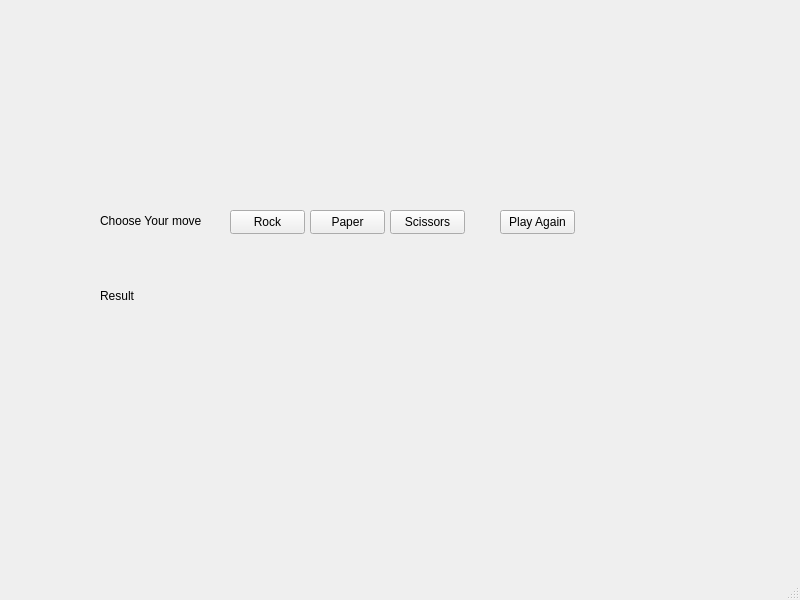
Before: the Qt Designer form mainwindow.ui in jungjinhyo/rockpaperscissors, drawn with Qt 5.
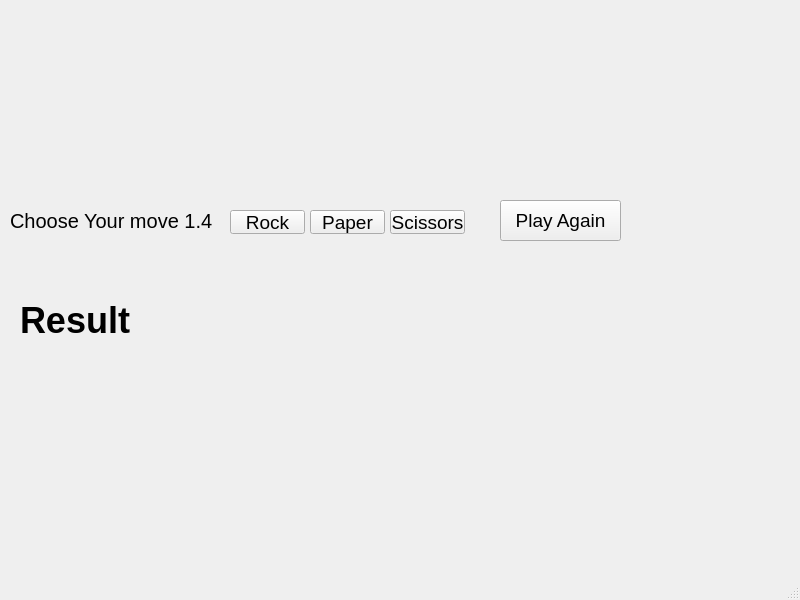
After: the same form once the commit is applied.

```diff
--- a/mainwindow.ui
+++ b/mainwindow.ui
@@ -17,14 +17,19 @@
    <widget class="QLabel" name="label">
     <property name="geometry">
      <rect>
-      <x>100</x>
-      <y>210</y>
-      <width>101</width>
-      <height>21</height>
+      <x>10</x>
+      <y>190</y>
+      <width>211</width>
+      <height>61</height>
      </rect>
     </property>
+    <property name="font">
+     <font>
+      <pointsize>15</pointsize>
+     </font>
+    </property>
     <property name="text">
-     <string>Choose Your move</string>
+     <string>Choose Your move 1.4</string>
     </property>
    </widget>
    <widget class="QPushButton" name="btnRock">
@@ -36,6 +41,11 @@
       <height>24</height>
      </rect>
     </property>
+    <property name="font">
+     <font>
+      <pointsize>14</pointsize>
+     </font>
+    </property>
     <property name="text">
      <string>Rock</string>
     </property>
@@ -49,6 +59,11 @@
       <height>24</height>
      </rect>
     </property>
+    <property name="font">
+     <font>
+      <pointsize>14</pointsize>
+     </font>
+    </property>
     <property name="text">
      <string>Paper</string>
     </property>
@@ -62,6 +77,11 @@
       <height>24</height>
      </rect>
     </property>
+    <property name="font">
+     <font>
+      <pointsize>14</pointsize>
+     </font>
+    </property>
     <property name="text">
      <string>Scissors</string>
     </property>
@@ -70,11 +90,16 @@
     <property name="geometry">
      <rect>
       <x>500</x>
-      <y>210</y>
-      <width>75</width>
-      <height>24</height>
+      <y>200</y>
+      <width>121</width>
+      <height>41</height>
      </rect>
     </property>
+    <property name="font">
+     <font>
+      <pointsize>14</pointsize>
+     </font>
+    </property>
     <property name="text">
      <string>Play Again</string>
     </property>
@@ -82,12 +107,18 @@
    <widget class="QLabel" name="lblResult">
     <property name="geometry">
      <rect>
-      <x>100</x>
-      <y>250</y>
-      <width>481</width>
-      <height>91</height>
+      <x>20</x>
+      <y>240</y>
+      <width>641</width>
+      <height>161</height>
      </rect>
     </property>
+    <property name="font">
+     <font>
+      <pointsize>27</pointsize>
+      <bold>true</bold>
+     </font>
+    </property>
     <property name="text">
      <string>Result</string>
     </property>
```
